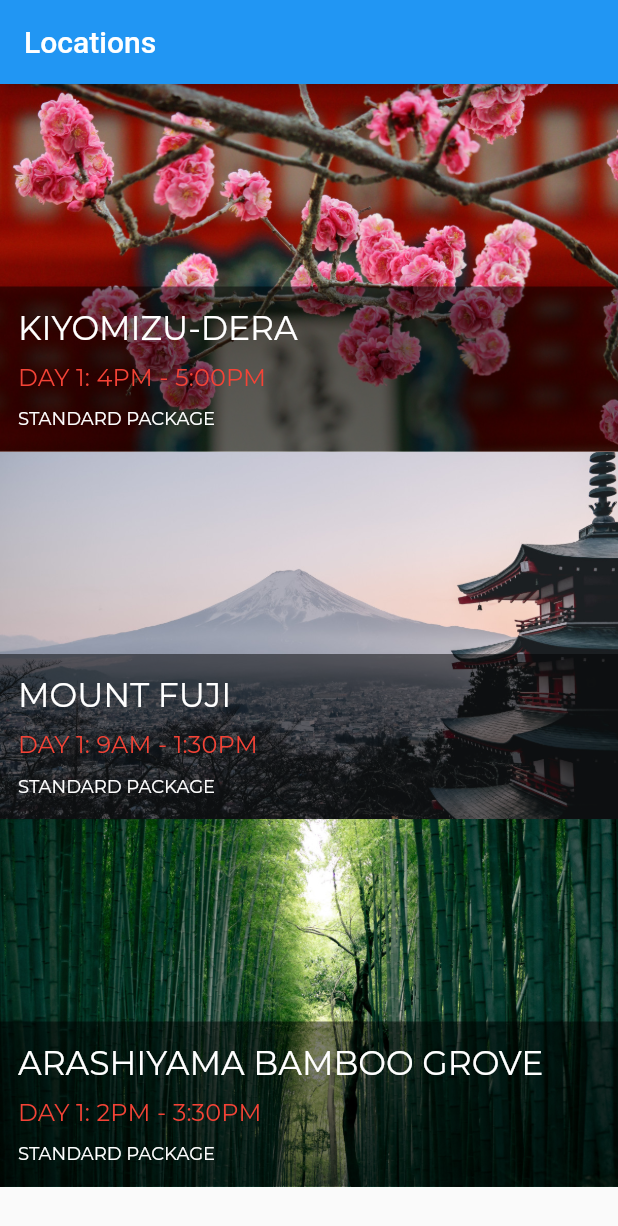
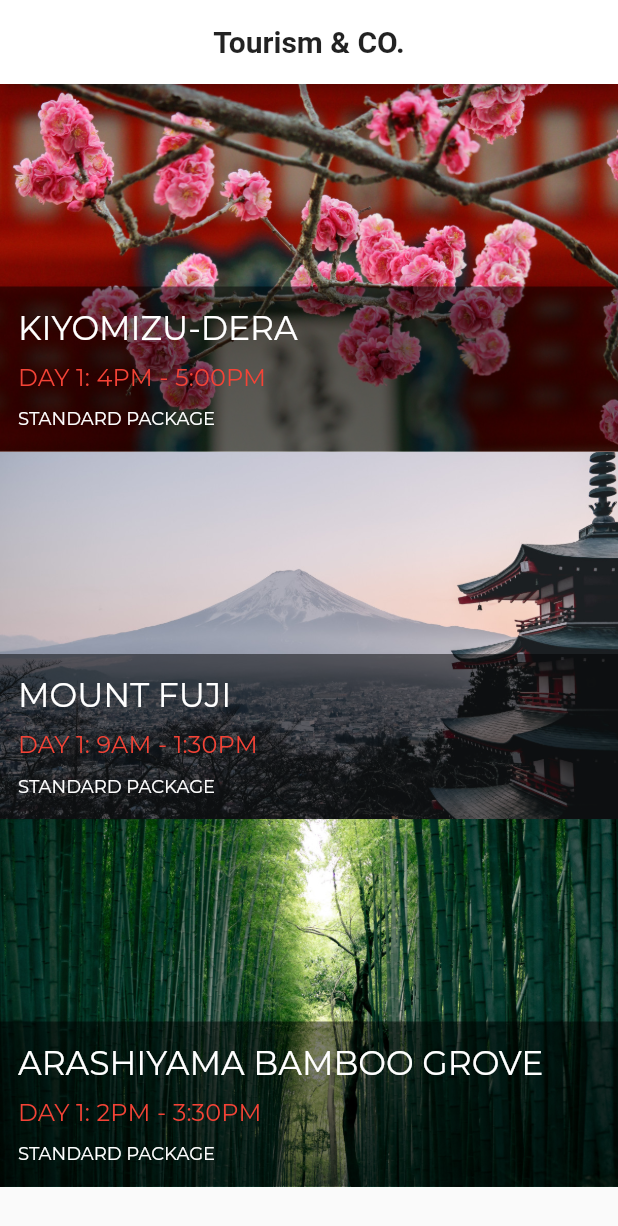
Before and after one commit to limkhashing/Flutter-Tourist-App, a Flutter app: the screen it shows after launch, on a phone screen of 412 x 824 dp. Shown: the top 1226 px of the screen. Run offline on Flutter 3.47's test engine with Material 2 defaults, Android fonts, the phone set to English and light mode, and no system bars.

Commit message:
* Done adding tests and API call * But it will not call API since the model is not same and hard to change the entire structure

```diff
--- /dev/null
+++ b/lib/endpoint/Endpoint.dart
@@ -0,0 +1,17 @@
+import 'dart:core';
+
+class Endpoint {
+  static const apiScheme = 'https';
+  static const apiHost = 'fluttercrashcourse.com';
+  static const prefix = '/api/v1';
+
+  static Uri uri(String path, {Map<String, dynamic> queryParameters}) {
+    final uri = new Uri(
+      scheme: apiScheme,
+      host: apiHost,
+      path: '$prefix$path',
+      queryParameters: queryParameters,
+    );
+    return uri;
+  }
+}
--- a/lib/main.dart
+++ b/lib/main.dart
@@ -14,7 +14,7 @@ class App extends StatelessWidget {
     return MaterialApp(
 //      onGenerateRoute: _routes(), // Also works to tell what dynamic route available
       theme: _theme(),
-      home: Locations(),
+      home: LocationsScreen(),
     );
   }
 
@@ -24,7 +24,7 @@ class App extends StatelessWidget {
       Widget screen;
       switch (settings.name) {
         case LocationsRoute:
-          screen = Locations();
+          screen = LocationsScreen();
           break;
         case LocationDetailRoute:
           screen = LocationDetail(arguments['id']);
@@ -41,6 +41,7 @@ class App extends StatelessWidget {
       appBarTheme: AppBarTheme(
         textTheme: TextTheme(subtitle1: AppBarTextStyle),
       ),
+      primaryColor: Colors.white,
       textTheme: TextTheme(
         subtitle1: TitleTextStyle,
         subtitle2: SubTitleTextStyle,
--- a/lib/models/location.dart
+++ b/lib/models/location.dart
@@ -1,3 +1,6 @@
+import 'package:http/http.dart' as http;
+import 'package:flutter_beginner_tutorial/endpoint/Endpoint.dart';
+
 import 'location_fact.dart';
 
 /// Represents a tourism location a user can visit.
@@ -18,7 +21,15 @@ class Location {
     this.facts,
   });
 
-  static List<Location> fetchAll() {
+  static Future<List<Location>> fetchDataFromAPI() async {
+    final uri = Endpoint.uri('/locations', queryParameters: {"Accept": "application/json"});
+    final response = await http.get(
+      uri.toString(),
+    );
+    print(response.body);
+  }
+
+  static List<Location> fetchMockData() {
     return [
       Location(
           id: 1,
@@ -61,7 +72,13 @@ class Location {
 
   static Location fetchByID(int locationID) {
     // NOTE: this will replaced by a proper API call
-    List<Location> locations = Location.fetchAll();
-    return locations.firstWhere((location) => location.id == locationID, orElse: null);
+    List<Location> locations = Location.fetchMockData();
+    return locations.firstWhere((location) => location.id == locationID,
+        orElse: null);
   }
+
+//  static Future<Location> fetchByID(int locationID) async {
+//    List<Location> locations = await Location.fetchDataFromAPI();
+//    return locations.firstWhere((location) => location.id == locationID, orElse: null);
+//  }
 }
--- a/lib/screens/locations/locations.dart
+++ b/lib/screens/locations/locations.dart
@@ -4,18 +4,22 @@ import 'package:flutter_beginner_tutorial/models/location.dart';
 import 'package:flutter_beginner_tutorial/screens/location_detail/location_detail.dart';
 import 'package:flutter_beginner_tutorial/widgets/ImageBanner.dart';
 
+import '../../style.dart';
 import 'TileOverlay.dart';
 
-class Locations extends StatelessWidget {
+class LocationsScreen extends StatelessWidget {
   @override
   Widget build(BuildContext context) {
     // you dont want to call API in build method because it can call multiple times
-    // NOTE: we'll be moving this to a scoped_model later
-    final locations = Location.fetchAll();
+    final locations = Location.fetchMockData();
 
     return Scaffold(
       appBar: AppBar(
-        title: Text('Locations'),
+        title: Text(
+          AppName,
+          style: TextStyle(fontWeight: FontWeight.bold),
+        ),
+        centerTitle: true,
       ),
       body: ListView.builder(
         itemCount: locations.length,
@@ -30,6 +34,7 @@ class Locations extends StatelessWidget {
   Widget _itemBuilder(BuildContext context, Location location) {
     return GestureDetector(
       onTap: () => _onLocationTapped(context, location.id),
+      key: Key('location_list_item_${location.id}'),
       child: Container(
         height: 245.0,
         child: Stack(
@@ -43,7 +48,12 @@ class Locations extends StatelessWidget {
   }
 
   _onLocationTapped(BuildContext context, int id) {
+//    Location.fetchDataFromAPI();
     Navigator.push(
-        context, MaterialPageRoute(builder: (context) => LocationDetail(id)));
+      context,
+      MaterialPageRoute(
+        builder: (context) => LocationDetail(id),
+      ),
+    );
   }
 }
--- a/lib/style.dart
+++ b/lib/style.dart
@@ -1,6 +1,7 @@
 import 'package:flutter/material.dart';
 
 const String FontNameDefault = 'Montserrat';
+const String AppName = 'Tourism & CO.';
 
 const LargeTextSize = 22.0;
 const MediumTextSize = 16.0;
--- a/pubspec.yaml
+++ b/pubspec.yaml
@@ -23,6 +23,9 @@ environment:
 dependencies:
   flutter:
     sdk: flutter
+
+  # Network call
+  http: 0.12.2
 
 
   # The following adds the Cupertino Icons font to your application.
```
Also changed, not shown: lib/screens/location_detail/location_detail.dart (+14 -4 lines), lib/screens/location_detail/text_section.dart (+4 -3 lines), pubspec.lock, 3 other files.
